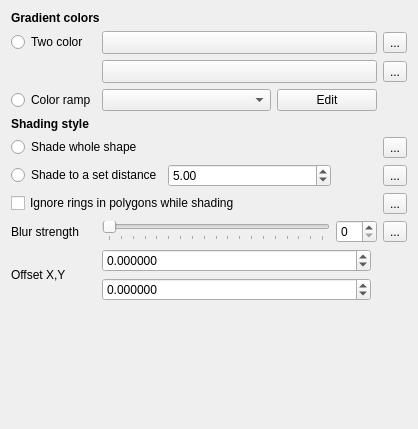
Above: src/ui/symbollayer/widget_shapeburstfill.ui from qgis/QGIS before the change. Below: the same form after it.
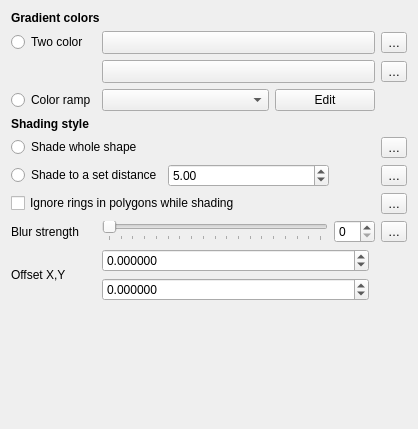
That is the form after the change. Custom widgets are drawn as their Qt base class.

What changed in the file:
```diff
--- a/src/ui/symbollayer/widget_shapeburstfill.ui
+++ b/src/ui/symbollayer/widget_shapeburstfill.ui
@@ -51,7 +51,7 @@
    <item row="5" column="4">
     <widget class="QgsDataDefinedButton" name="mShadeWholeShapeDDBtn">
      <property name="text">
-      <string>...</string>
+      <string>…</string>
      </property>
     </widget>
    </item>
@@ -94,14 +94,14 @@
    <item row="6" column="4">
     <widget class="QgsDataDefinedButton" name="mShadeDistanceDDBtn">
      <property name="text">
-      <string>...</string>
+      <string>…</string>
      </property>
     </widget>
    </item>
    <item row="2" column="4">
     <widget class="QgsDataDefinedButton" name="mEndColorDDBtn">
      <property name="text">
-      <string>...</string>
+      <string>…</string>
      </property>
     </widget>
    </item>
@@ -184,14 +184,14 @@
    <item row="9" column="4">
     <widget class="QgsDataDefinedButton" name="mBlurRadiusDDBtn">
      <property name="text">
-      <string>...</string>
+      <string>…</string>
      </property>
     </widget>
    </item>
    <item row="1" column="4">
     <widget class="QgsDataDefinedButton" name="mStartColorDDBtn">
      <property name="text">
-      <string>...</string>
+      <string>…</string>
      </property>
     </widget>
    </item>
@@ -247,7 +247,7 @@
    <item row="8" column="4">
     <widget class="QgsDataDefinedButton" name="mIgnoreRingsDDBtn">
      <property name="text">
-      <string>...</string>
+      <string>…</string>
      </property>
     </widget>
    </item>
```
